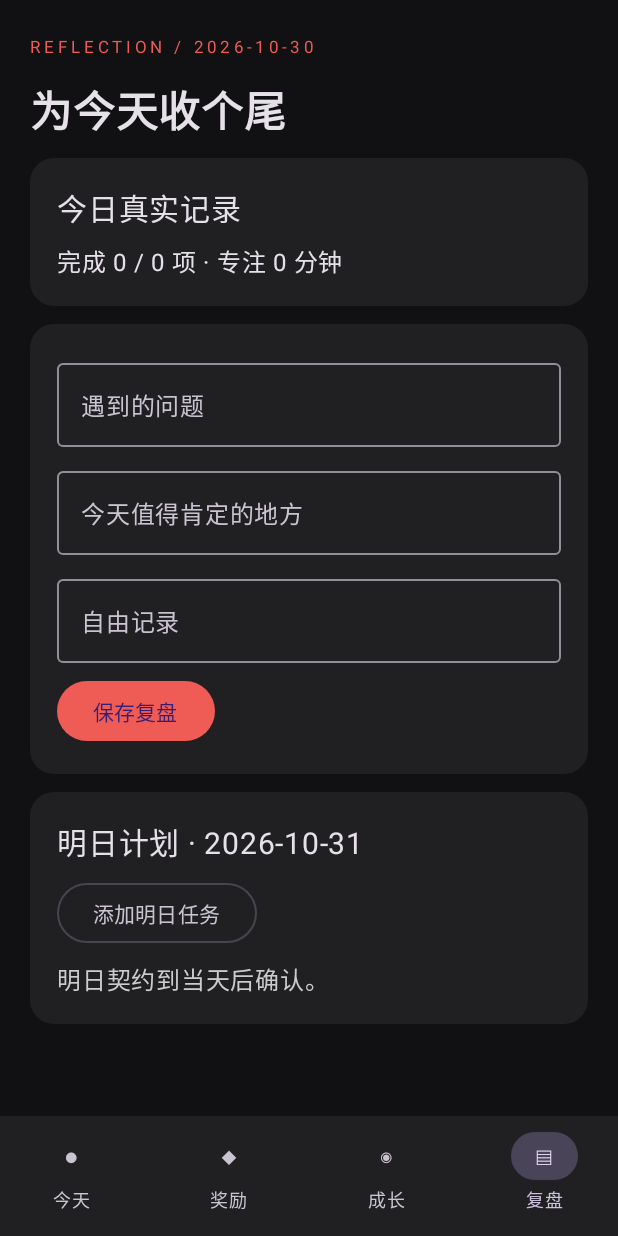
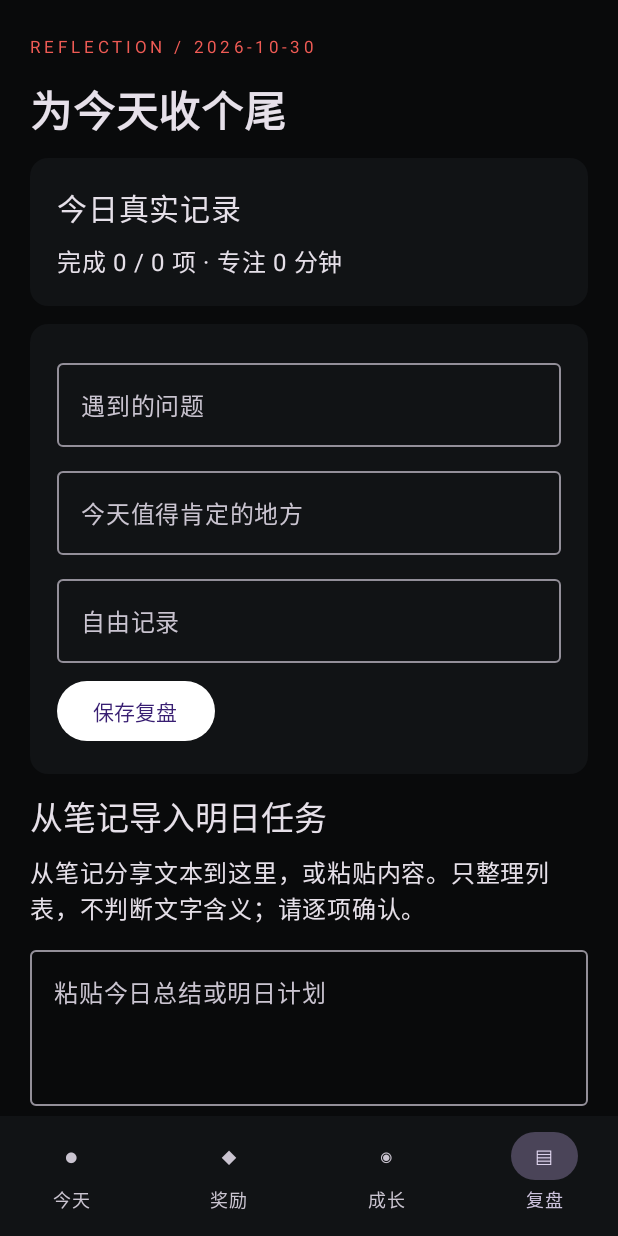
Before and after one commit to xuan2915/forward-android, an Android app built with Jetpack Compose: the screen it shows after launch (MainActivity), item 4 of the bottom bar chosen, on a phone screen of 412 x 824 dp. Run offline under Robolectric (Android 15) with nearby library versions, the phone set to English and light mode, and no system bars.

Commit message:
Connect note imports and task rewards with refined progress UI

```diff
--- a/app/build.gradle.kts
+++ b/app/build.gradle.kts
@@ -3,7 +3,7 @@ android {
  namespace = "com.focus.prototype"
  compileSdk = 35
  buildToolsVersion = "35.0.0"
- defaultConfig { applicationId = "com.focus.prototype"; minSdk = 26; targetSdk = 35; versionCode = 1; versionName = "0.1" }
+ defaultConfig { applicationId = "com.focus.prototype"; minSdk = 26; targetSdk = 35; versionCode = 2; versionName = "0.2" }
  buildFeatures { compose = true }
  compileOptions { sourceCompatibility = JavaVersion.VERSION_17; targetCompatibility = JavaVersion.VERSION_17 }
  kotlinOptions { jvmTarget = "17" }
--- a/app/src/main/AndroidManifest.xml
+++ b/app/src/main/AndroidManifest.xml
@@ -1,7 +1,7 @@
 <manifest xmlns:android="http://schemas.android.com/apk/res/android">
  <uses-permission android:name="android.permission.QUERY_ALL_PACKAGES" />
  <application android:label="自律原型" android:theme="@android:style/Theme.Material.Light.NoActionBar" android:allowBackup="false">
-  <activity android:name=".MainActivity" android:exported="true"><intent-filter><action android:name="android.intent.action.MAIN"/><category android:name="android.intent.category.LAUNCHER"/></intent-filter></activity>
+  <activity android:name=".MainActivity" android:exported="true" android:launchMode="singleTop"><intent-filter><action android:name="android.intent.action.MAIN"/><category android:name="android.intent.category.LAUNCHER"/></intent-filter><intent-filter><action android:name="android.intent.action.SEND"/><category android:name="android.intent.category.DEFAULT"/><data android:mimeType="text/plain"/></intent-filter></activity>
   <service android:name=".FocusService" android:exported="false" android:permission="android.permission.BIND_ACCESSIBILITY_SERVICE">
    <intent-filter><action android:name="android.accessibilityservice.AccessibilityService"/></intent-filter>
    <meta-data android:name="android.accessibilityservice" android:resource="@xml/accessibility_service"/>
--- /dev/null
+++ b/app/src/main/java/com/focus/prototype/ImportEditor.kt
@@ -0,0 +1,26 @@
+package com.focus.prototype
+
+import androidx.compose.foundation.layout.*
+import androidx.compose.material3.*
+import androidx.compose.runtime.*
+import androidx.compose.ui.Modifier
+import androidx.compose.ui.unit.dp
+import java.time.LocalDate
+
+@Composable fun ImportEditor(db:Database, today:String, refresh:Int, onChanged:()->Unit) {
+ var text by remember { mutableStateOf(db.setting("import_draft")) }
+ var preview by remember { mutableStateOf(emptyList<PlanDraft>()) }
+ var selected by remember { mutableStateOf(setOf<String>()) }
+ var message by remember { mutableStateOf("") }
+ LaunchedEffect(refresh) { val incoming=db.setting("import_draft"); if(incoming.isNotBlank() && incoming!=text) {text=incoming; preview=emptyList()} }
+ Column(verticalArrangement=Arrangement.spacedBy(8.dp)) {
+  Text("从笔记导入明日任务",style=MaterialTheme.typography.titleLarge)
+  Text("从笔记分享文本到这里，或粘贴内容。只整理列表，不判断文字含义；请逐项确认。")
+  OutlinedTextField(text,onValueChange={text=it;db.setSetting("import_draft",it);preview=emptyList()},label={Text("粘贴今日总结或明日计划")},modifier=Modifier.fillMaxWidth(),minLines=3)
+  OutlinedButton(onClick={preview=PlanImport.parse(text);selected=preview.map{it.title}.toSet();message=if(preview.isEmpty()) "没有找到可导入的任务" else "请确认以下草稿；默认不要求计时，可在任务中继续编辑。"}) {Text("预览任务草稿")}
+  if(message.isNotEmpty()) Text(message)
+  preview.forEach { draft -> Row { Checkbox(draft.title in selected,onCheckedChange={selected=if(it) selected+draft.title else selected-draft.title}); Text("${if(draft.required) "必做" else "选做"} · ${draft.title}") } }
+  val tomorrow=LocalDate.parse(today).plusDays(1).toString()
+  if(preview.isNotEmpty()) Button(enabled=selected.isNotEmpty() && !db.contract(tomorrow).confirmed,onClick={db.importPlan(tomorrow,preview.filter{it.title in selected});text="";preview=emptyList();message="已添加到明日任务，请检查后确认计划。";onChanged()}) {Text("确认添加到明天")}
+ }
+}
--- a/app/src/main/java/com/focus/prototype/MainActivity.kt
+++ b/app/src/main/java/com/focus/prototype/MainActivity.kt
@@ -27,20 +27,25 @@ import androidx.compose.ui.unit.sp
 import kotlinx.coroutines.delay
 import java.time.LocalDate
 
-private val Ink = Color(0xff111113)
-private val Panel = Color(0xff202023)
+private val Ink = Color(0xff090a0b)
+private val Panel = Color(0xff111315)
 private val Red = Color(0xffef5b55)
 
 class MainActivity : ComponentActivity() {
  private var refresh by mutableIntStateOf(0)
+ private var shareVersion by mutableIntStateOf(0)
+ private fun receiveText(intent: Intent) { if(intent.action == Intent.ACTION_SEND && intent.type == "text/plain") { val text=intent.getCharSequenceExtra(Intent.EXTRA_TEXT)?.toString().orEmpty(); if(text.isNotBlank()) Database(this).use { it.setSetting("import_draft",text) } } }
+ override fun onNewIntent(intent: Intent) { super.onNewIntent(intent); setIntent(intent); receiveText(intent); shareVersion++; refresh++ }
  override fun onResume() { super.onResume(); refresh++ }
  override fun onCreate(savedInstanceState: Bundle?) { super.onCreate(savedInstanceState)
+  receiveText(intent)
   val db = Database(this); val store = Store(this)
   val launch = Intent(Intent.ACTION_MAIN).addCategory(Intent.CATEGORY_LAUNCHER)
   val apps = packageManager.queryIntentActivities(launch,0).filter { store.canRestrict(it.activityInfo.packageName) }.distinctBy { it.activityInfo.packageName }.sortedBy { it.loadLabel(packageManager).toString() }
   setContent {
-   var page by remember { mutableIntStateOf(0) }; var editor by remember { mutableStateOf(false) }; var selectedTask by remember { mutableStateOf<String?>(null) }
+   var page by remember { mutableIntStateOf(if(db.setting("import_draft").isNotBlank()) 3 else 0) }; var editor by remember { mutableStateOf(false) }; var selectedTask by remember { mutableStateOf<String?>(null) }
    var targetDay by remember { mutableStateOf("") }; var now by remember { mutableLongStateOf(0L) }
+   LaunchedEffect(shareVersion) { if(shareVersion>0) { page=3;editor=false } }
    LaunchedEffect(Unit) { while(true) { now++; delay(1000) } }
    val tick = now + refresh; val today = db.day(); val c = remember(today,tick) { db.contract(today) }; val tasks = remember(today,tick) { db.tasks(today) }
    val protected = remember(tick) { val id = ComponentName(this,FocusService::class.java).flattenToString(); FocusService.connected && Settings.Secure.getString(contentResolver,Settings.Secure.ENABLED_ACCESSIBILITY_SERVICES)?.split(':')?.any { it.equals(id,true) } == true }
@@ -48,15 +53,15 @@ class MainActivity : ComponentActivity() {
     val task = selectedTask?.let { id -> db.tasks(targetDay).firstOrNull { it.id == id } }
     if(bitmap != null && task != null) { val f = java.io.File(filesDir,"evidence/${task.id}.jpg"); f.parentFile?.mkdirs(); f.outputStream().use { bitmap.compress(Bitmap.CompressFormat.JPEG,90,it) }; db.evidence(task,f.absolutePath); refresh++ }
    }
-   MaterialTheme(colorScheme = darkColorScheme(primary=Red,background=Ink,surface=Panel,onSurface=Color.White)) {
+   MaterialTheme(colorScheme = darkColorScheme(primary=Color.White,background=Ink,surface=Panel,onSurface=Color.White)) {
     Scaffold(containerColor=Ink, bottomBar = { NavigationBar(containerColor=Panel) { listOf("今天","奖励","成长","复盘").forEachIndexed { index, label -> NavigationBarItem(selected=page==index,onClick={page=index; editor=false},icon={ Text(listOf("●","◆","◉","▤")[index]) },label={Text(label)}) } } }) { pad ->
      LazyColumn(Modifier.fillMaxSize().padding(pad).padding(horizontal=20.dp), contentPadding=PaddingValues(top=20.dp,bottom=36.dp), verticalArrangement=Arrangement.spacedBy(12.dp)) {
       if(editor) {
        item { TaskEditor(targetDay, db, onCancel={ editor=false }, onSave={ editor=false; refresh++ }) }
       } else when(page) {
        0 -> {
-        item { Header("TODAY / $today", "今天，向前一步") }
-        item { CardBlock { Text(if(c.confirmed) "契约已生效" else "今天的契约尚未确认",fontSize=20.sp,fontWeight=FontWeight.Bold); Text("必做 ${tasks.count{it.required && it.done}} / ${tasks.count{it.required}}  ·  选做 ${tasks.count{!it.required && it.done}} / ${tasks.count{!it.required}}",color=Color.LightGray); Text(if(db.eligible()) "必做门槛已达成" else "完成全部必做任务后领取基础娱乐额度",color=Red) } }
+        item { Header("TODAY / $today", "今天，向前一步") }; item { ProgressView(tasks.count{it.required && it.done},tasks.count{it.required}) }
+        item { CardBlock { Text(if(c.confirmed) "今日任务已确认" else "请先确认今日任务",fontSize=20.sp,fontWeight=FontWeight.Bold); Text("必做 ${tasks.count{it.required && it.done}} / ${tasks.count{it.required}}  ·  选做 ${tasks.count{!it.required && it.done}} / ${tasks.count{!it.required}}",color=Color.LightGray); Text(if(db.eligible()) "必做任务已全部完成" else "完成全部必做任务，自动解锁娱乐时间",color=Red) } }
         if(!protected) item { CardBlock { Text("保护未生效：请开启无障碍服务",color=Red); Button(onClick={ startActivity(Intent(Settings.ACTION_ACCESSIBILITY_SETTINGS)) }) { Text("前往授权") } } }
         if(!c.confirmed) item { ContractEditor(db, c) { refresh++ } }
         item { Row(Modifier.fillMaxWidth(),horizontalArrangement=Arrangement.SpaceBetween,verticalAlignment=Alignment.CenterVertically) { Text("今日行动",fontSize=22.sp,fontWeight=FontWeight.Bold); TextButton(onClick={targetDay=today; editor=true}) { Text("＋ 添加任务") } } }
@@ -68,23 +73,25 @@ class MainActivity : ComponentActivity() {
        }
        1 -> {
         item { Header("REWARDS / TODAY", "娱乐，由行动开启") }
-        item { CardBlock { Text(if(!protected) "PROTECTION OFF · 保护未生效" else if(c.emergency) "EMERGENCY · 今日紧急解锁" else if(!db.eligible()) "LOCKED · 必做未达标" else if(!c.baseClaimed) "ELIGIBLE · 可领取基础额度" else if(db.balance("video")>0) "AVAILABLE · 视频额度可用" else "EXHAUSTED · 视频额度已用完",color=Red); Text("${db.balance("video") / 60000}",fontSize=52.sp,fontWeight=FontWeight.Bold); Text("共享视频分钟  ·  剩余游戏 ${db.balance("game")} 局"); Text("抖音与 B站共用余额；游戏局数仅记录，不自动识别或拦截对局。",color=Color.LightGray); if(c.emergency) TextButton(onClick={db.resumeProtection();refresh++}) {Text("恢复保护")}; if(db.eligible() && !c.baseClaimed) Button(onClick={db.grantBase(); refresh++}) { Text("领取基础额度") }; if(db.balance("game") > 0) TextButton(onClick={db.consume("game",1); refresh++}) { Text("手动记录已使用一局") } } }
-        items(tasks.filter{!it.required && it.done && !it.claimed},key={it.id}) { task -> CardBlock { Text("${task.title} · 选择一项奖励"); Row { if(task.rewardMinutes>0) TextButton(enabled=db.eligible(),onClick={db.claim(task,"video");refresh++}) {Text("${task.rewardMinutes} 分钟")}; if(task.rewardGames>0) TextButton(enabled=db.eligible(),onClick={db.claim(task,"game");refresh++}) {Text("${task.rewardGames} 局") } }; if(!db.eligible()) Text("需先完成必做契约",color=Color.LightGray) } }
+        item { CardBlock { Text(if(!protected) "保护未开启" else if(c.emergency) "今日已紧急解锁" else if(!db.eligible()) "尚未解锁 · 请先完成必做任务" else if(!c.baseClaimed) "ELIGIBLE · 可领取基础额度" else if(db.balance("video")>0) "已解锁 · 可以使用视频时间" else "视频时间已用完",color=Red); Text("${db.balance("video") / 60000}",fontSize=52.sp,fontWeight=FontWeight.Bold); Text("共享视频分钟  ·  剩余游戏 ${db.balance("game")} 局"); Text("抖音与 B站共用余额；游戏局数仅记录，不自动识别或拦截对局。",color=Color.LightGray); if(c.emergency) TextButton(onClick={db.resumeProtection();refresh++}) {Text("恢复保护")}; if(db.eligible() && !c.baseClaimed) Button(onClick={db.grantBase(); refresh++}) { Text("领取基础额度") }; if(db.balance("game") > 0) TextButton(onClick={db.consume("game",1); refresh++}) { Text("手动记录已使用一局") } } }
+        items(tasks.filter{!it.required && it.done && !it.claimed},key={it.id}) { task -> CardBlock { Text("${task.title} · 选择一项奖励"); Row { if(task.rewardMinutes>0) TextButton(enabled=db.eligible(),onClick={db.claim(task,"video");refresh++}) {Text("${task.rewardMinutes} 分钟")}; if(task.rewardGames>0) TextButton(enabled=db.eligible(),onClick={db.claim(task,"game");refresh++}) {Text("${task.rewardGames} 局") } }; if(!db.eligible()) Text("需先完成必做任务",color=Color.LightGray) } }
         item { CardBlock { Text("B站学习窗口",fontSize=18.sp); Text("15 分钟临时放行并记录，不扣视频余额。无法判断实际观看内容。",color=Color.LightGray); Button(enabled=!db.learningActive(),onClick={db.startLearning();refresh++}) {Text(if(db.learningActive()) "学习窗口进行中" else "开启 15 分钟学习窗口")} } }
         item { Text("受限应用",fontSize=21.sp,fontWeight=FontWeight.Bold); Text("只拦截主动选择的应用；系统设置和本应用不会列入。",color=Color.LightGray) }
+        item { CardBlock { Text("奖励记录",fontSize=20.sp); val records=db.rewardHistory(); if(records.isEmpty()) Text("领取或使用奖励后，记录会保存在这里。",color=Color.Gray); records.forEach { Text(it,fontSize=13.sp,color=Color.LightGray) } } }
         items(apps,key={it.activityInfo.packageName}) { app -> val pkg=app.activityInfo.packageName; Row(Modifier.fillMaxWidth(),verticalAlignment=Alignment.CenterVertically) { Column(Modifier.weight(1f)) { Text(app.loadLabel(packageManager).toString()); Text(pkg,fontSize=11.sp,color=Color.Gray) }; Checkbox(checked=pkg in store.selected,onCheckedChange={checked -> store.selected=if(checked) store.selected+pkg else store.selected-pkg; refresh++}) } }
        }
        2 -> {
         item { Header("GROWTH / YOUR JOURNEY", "成长看得见") }
         item { CardBlock { val xp=db.xp(); val rank=listOf("启程","萌芽","探索","积累","进阶","坚韧","精进","卓越")[(xp/500).coerceAtMost(7)]; Text("$xp",fontSize=56.sp,fontWeight=FontWeight.Bold); Text("XP  /  等级 ${xp/500+1}  /  $rank",fontSize=18.sp); Text("连续完成 ${db.streak()} 天 · 休息日保留连续记录",color=Color.LightGray); Text("经验来自已验收任务，不可兑换娱乐。",color=Color.LightGray) } }
-        item { Text("行动日历",fontSize=21.sp,fontWeight=FontWeight.Bold) }
+        item { Text("成长记录",fontSize=21.sp,fontWeight=FontWeight.Bold) }
         items(db.history()) { (day,state) -> Row(Modifier.fillMaxWidth(),horizontalArrangement=Arrangement.SpaceBetween) { Text(day); Text(state,color=if(state=="休息") Color.LightGray else Red) } }
        }
        3 -> {
         item { Header("REFLECTION / $today", "为今天收个尾") }
         item { CardBlock { Text("今日真实记录",fontSize=20.sp); Text("完成 ${tasks.count{it.done}} / ${tasks.size} 项 · 专注 ${tasks.sumOf{db.elapsed(it)}/60000} 分钟"); tasks.forEach { Text("${if(it.done) "✓" else "○"} ${it.title}  ${db.elapsed(it)/60000} / ${it.minutes} 分钟",color=Color.LightGray) } } }
         item { ReviewEditor(db,today) { refresh++ } }
-        item { val tomorrow=LocalDate.parse(today).plusDays(1).toString(); CardBlock { Text("明日计划 · $tomorrow",fontSize=20.sp); db.tasks(tomorrow).forEach { Text("${if(it.required) "必做" else "选做"} · ${it.title}") }; OutlinedButton(onClick={targetDay=tomorrow;editor=true}) {Text("添加明日任务")}; Text("明日契约到当天后确认。",color=Color.LightGray) } }
+        item { ImportEditor(db,today,refresh) { refresh++ } }
+        item { val tomorrow=LocalDate.parse(today).plusDays(1).toString(); CardBlock { Text("明日计划 · $tomorrow",fontSize=20.sp); db.tasks(tomorrow).forEach { Text("${if(it.required) "必做" else "选做"} · ${it.title}") }; OutlinedButton(onClick={targetDay=tomorrow;editor=true}) {Text("添加明日任务")}; Text("明日计划到当天后确认。",color=Color.LightGray) } }
        }
       }
      }
@@ -95,12 +102,12 @@ class MainActivity : ComponentActivity() {
 }
 
 @Composable private fun Header(label:String,title:String) { Column { Text(label,letterSpacing=3.sp,color=Red,fontSize=11.sp); Spacer(Modifier.height(8.dp)); Text(title,fontSize=28.sp,fontWeight=FontWeight.Bold) } }
-@Composable private fun CardBlock(content:@Composable ColumnScope.()->Unit) { Column(Modifier.fillMaxWidth().background(Panel,RoundedCornerShape(16.dp)).padding(18.dp),verticalArrangement=Arrangement.spacedBy(8.dp),content=content) }
+@Composable private fun CardBlock(content:@Composable ColumnScope.()->Unit) { Column(Modifier.fillMaxWidth().background(Panel,RoundedCornerShape(12.dp)).padding(18.dp),verticalArrangement=Arrangement.spacedBy(8.dp),content=content) }
 @Composable private fun NumberField(label:String,value:String,onValue:(String)->Unit) { OutlinedTextField(value,onValueChange={onValue(it.filter(Char::isDigit).take(4))},label={Text(label)},keyboardOptions=KeyboardOptions(keyboardType=KeyboardType.Number),singleLine=true,modifier=Modifier.fillMaxWidth()) }
 
 @Composable private fun ContractEditor(db:Database,c:Contract,onChanged:()->Unit) {
  var minutes by remember { mutableStateOf("30") }; var games by remember { mutableStateOf("0") }; var rest by remember { mutableStateOf(false) }
- CardBlock { Text("确认每日契约",fontSize=20.sp); Text("确认后必做任务与验收条件冻结；没有必做时需明确选择休息日。",color=Color.LightGray); NumberField("基础视频分钟",minutes){minutes=it}; NumberField("基础游戏局数",games){games=it}; Row(verticalAlignment=Alignment.CenterVertically) { Checkbox(rest,onCheckedChange={rest=it}); Text("计划休息日（不能有必做）") }; val canConfirm = if(rest) db.tasks(c.date).none{it.required} else db.tasks(c.date).any{it.required}; Button(enabled=canConfirm,onClick={db.confirm(c.date,rest,minutes.toIntOrNull()?:0,games.toIntOrNull()?:0);onChanged()}) { Text("确认并冻结契约") } }
+ CardBlock { Text("确认今日任务",fontSize=20.sp); Text("确认后必做任务与验收条件冻结；没有必做时需明确选择休息日。",color=Color.LightGray); NumberField("基础视频分钟",minutes){minutes=it}; NumberField("基础游戏局数",games){games=it}; Row(verticalAlignment=Alignment.CenterVertically) { Checkbox(rest,onCheckedChange={rest=it}); Text("计划休息日（不能有必做）") }; val canConfirm = if(rest) db.tasks(c.date).none{it.required} else db.tasks(c.date).any{it.required}; Button(enabled=canConfirm,onClick={db.confirm(c.date,rest,minutes.toIntOrNull()?:0,games.toIntOrNull()?:0);db.grantBase(c.date);onChanged()}) { Text("确认今日计划") } }
 }
 
 @Composable private fun TaskEditor(day:String,db:Database,onCancel:()->Unit,onSave:()->Unit) {
@@ -119,18 +126,22 @@ class MainActivity : ComponentActivity() {
 }
 
 @Composable private fun TaskCard(task:Task,db:Database,onChanged:()->Unit,onPhoto:()->Unit) {
+ var editing by remember(task.id) { mutableStateOf(false) }; var title by remember(task.id) { mutableStateOf(task.title) }; var minutes by remember(task.id) { mutableStateOf(task.minutes.toString()) }; var checklist by remember(task.id) { mutableStateOf(task.checklist) }
  var checking by remember(task.id) { mutableStateOf(false) }; var selfCheck by remember(task.id) { mutableStateOf(false) }; var revoking by remember(task.id) { mutableStateOf(false) }
  CardBlock {
   Text("${if(task.required) "必做" else "选做"}  /  ${task.mode}",color=Red,fontSize=12.sp); Text(task.title,fontSize=20.sp,fontWeight=FontWeight.Bold)
-  Text("${db.elapsed(task)/60000} 分 ${db.elapsed(task)/1000%60} 秒 / 目标 ${task.minutes} 分钟   ${if(task.done) "已自检通过" else if(task.runningSince>0) "计时中" else "未完成"}")
+  Text("${db.elapsed(task)/60000} 分 ${db.elapsed(task)/1000%60} 秒 / 目标 ${task.minutes} 分钟   ${if(task.done) "已完成" else if(task.runningSince>0) "计时中" else "未完成"}")
   if(task.checklist.isNotBlank()) Text("预设条件：${task.checklist}",color=Color.LightGray)
   if(task.evidence.isNotBlank()) Text("已保存本地照片",color=Color.LightGray)
   if(task.done) { TextButton(onClick={revoking=true}) {Text("撤销误完成")}; if(revoking) { Text("撤销后将按可用余额冲正已领取奖励；已消费的额度无法追回。",color=Color.LightGray); Row { Button(onClick={db.revoke(task);revoking=false;onChanged()}) {Text("确认撤销")}; TextButton(onClick={revoking=false}) {Text("取消")} } } }
   if(!task.done) {
-   Row { if(task.runningSince>0) TextButton(onClick={db.pause(task);onChanged()}) {Text("暂停 / 停止")} else TextButton(onClick={ db.runningTasks().forEach{db.pause(it)}; db.start(task);onChanged() }) {Text("开始计时")}; if(task.mode!="行动型") TextButton(onClick=onPhoto){Text("拍照证明")} }
-   TextButton(onClick={checking=!checking}) {Text("提交自检")}
-   if(checking) { Row(verticalAlignment=Alignment.CenterVertically) { Checkbox(selfCheck,onCheckedChange={selfCheck=it}); Text("我已按预设条件完成${if(task.mode=="掌握型") "独立练习或解释" else ""}") }; val allowed = selfCheck && db.elapsed(task)>=task.minutes*60000L && (task.mode=="行动型" || task.evidence.isNotBlank()); Button(enabled=allowed,onClick={db.complete(task);checking=false;onChanged()}) {Text("确认自检通过")}; Text("自检与照片不代表 AI 或客观真实性核验。",fontSize=12.sp,color=Color.Gray) }
-   if(!db.contract(task.date).confirmed) TextButton(onClick={db.removeDraft(task);onChanged()}) { Text("删除草稿任务") }
+   Row { if(task.runningSince>0) TextButton(onClick={db.pause(task);onChanged()}) {Text("暂停 / 停止")} else TextButton(onClick={ db.runningTasks().forEach{db.pause(it)}; db.start(task);onChanged() }) {Text("开始专注")}; if(task.mode!="行动型") TextButton(onClick=onPhoto){Text("拍照证明")} }
+   TextButton(onClick={checking=!checking}) {Text("确认完成")}
+   if(checking) { Row(verticalAlignment=Alignment.CenterVertically) { Checkbox(selfCheck,onCheckedChange={selfCheck=it}); Text("我已按预设条件完成${if(task.mode=="掌握型") "独立练习或解释" else ""}") }; val allowed = selfCheck && db.elapsed(task)>=task.minutes*60000L && (task.mode=="行动型" || task.evidence.isNotBlank()); Button(enabled=allowed,onClick={db.complete(task);db.grantBase(task.date);checking=false;onChanged()}) {Text("完成任务")}; Text("自检与照片不代表 AI 或客观真实性核验。",fontSize=12.sp,color=Color.Gray) }
+   if(!db.contract(task.date).confirmed) {
+    Row { TextButton(onClick={editing=!editing}) { Text("编辑任务") }; TextButton(onClick={db.removeDraft(task);onChanged()}) { Text("删除草稿任务") } }
+    if(editing) { OutlinedTextField(title,onValueChange={title=it},label={Text("任务名称")}); NumberField("目标分钟",minutes){minutes=it}; OutlinedTextField(checklist,onValueChange={checklist=it},label={Text("完成条件")}); Button(enabled=title.isNotBlank(),onClick={db.editDraft(task,title,minutes.toIntOrNull()?:0,checklist);editing=false;onChanged()}) { Text("保存修改") } }
+   }
   }
  }
 }
--- /dev/null
+++ b/app/src/main/java/com/focus/prototype/ProgressView.kt
@@ -0,0 +1,24 @@
+package com.focus.prototype
+
+import androidx.compose.animation.core.animateFloatAsState
+import androidx.compose.foundation.Canvas
+import androidx.compose.foundation.layout.*
+import androidx.compose.material3.Text
+import androidx.compose.runtime.*
+import androidx.compose.ui.Alignment
+import androidx.compose.ui.Modifier
+import androidx.compose.ui.graphics.Color
+import androidx.compose.ui.graphics.drawscope.Stroke
+import androidx.compose.ui.unit.dp
+import androidx.compose.ui.unit.sp
+
+@Composable fun ProgressView(done:Int,total:Int) {
+ val progress by animateFloatAsState(if(total>0) done.toFloat()/total else 0f,label="今日进度")
+ Row(Modifier.fillMaxWidth(),verticalAlignment=Alignment.CenterVertically,horizontalArrangement=Arrangement.SpaceBetween) {
+  Column { Text("今日进度",color=Color.LightGray); Text("$done / $total",fontSize=48.sp); Text("完成全部必做，开启娱乐时间",color=Color.Gray,fontSize=12.sp) }
+  Box(Modifier.size(94.dp),contentAlignment=Alignment.Center) {
+   Canvas(Modifier.fillMaxSize().padding(5.dp)) { drawArc(Color(0xff2a2c2f),-90f,360f,false,style=Stroke(7.dp.toPx())); drawArc(Color.White,-90f,360f*progress,false,style=Stroke(7.dp.toPx())) }
+   Text("${(progress*100).toInt()}%",fontSize=18.sp)
+  }
+ }
+}
```
Also changed, not shown: app/src/main/java/com/focus/prototype/Database.kt (+10 -0 lines), app/src/main/java/com/focus/prototype/PlanImport.kt (added, +14 -0 lines), 1 other file.
